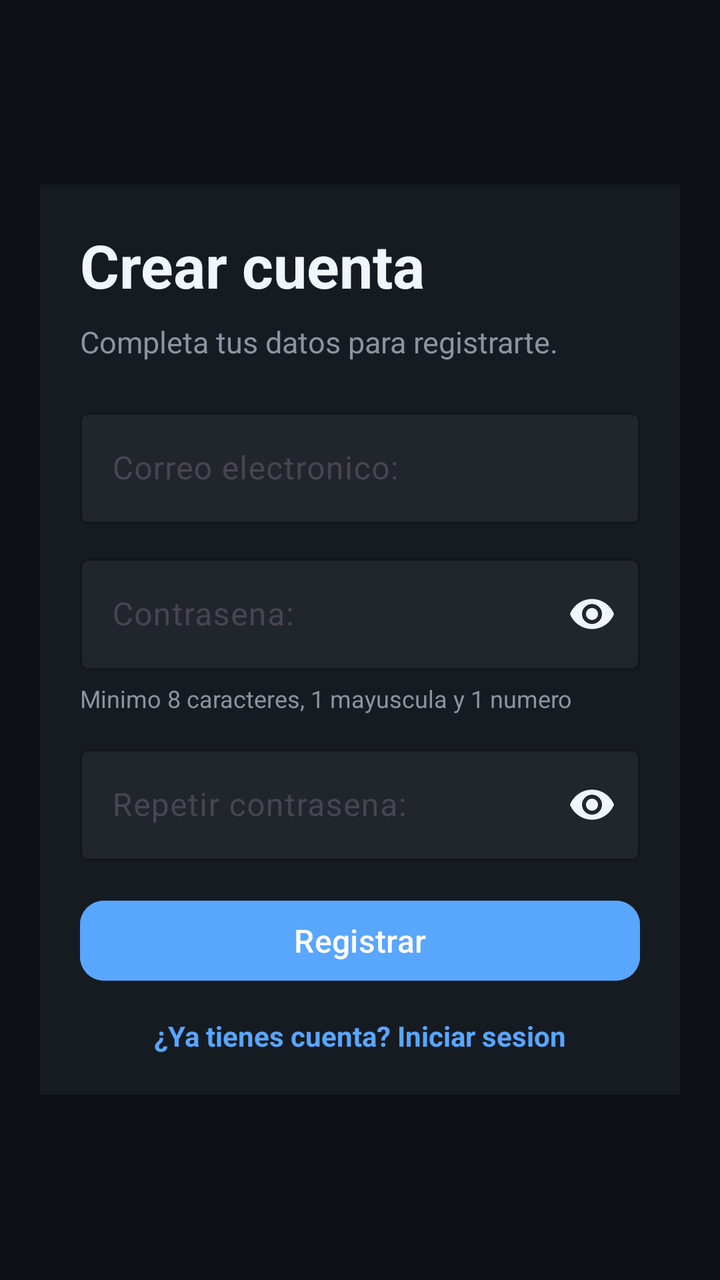
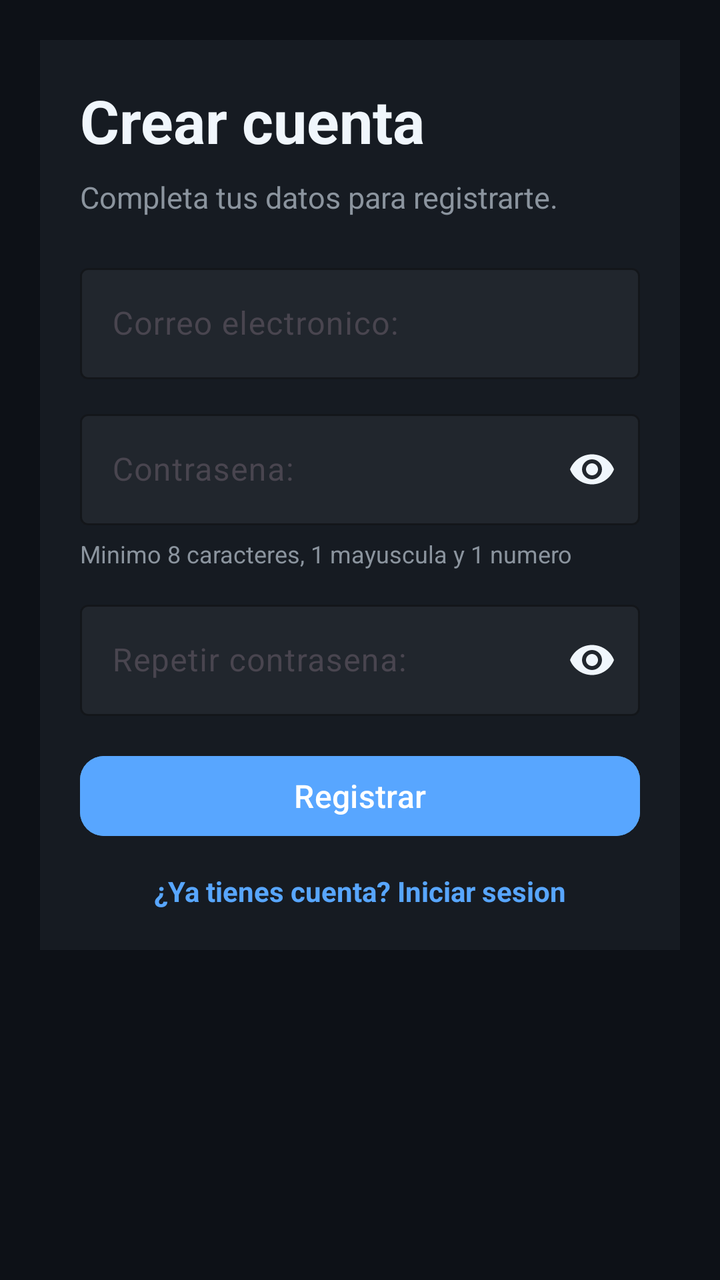

An Android layout rendered at two revisions. The XML below is the earlier revision; the diff shows what the commit changed to produce the second picture.
<!-- AndroidManifest.xml: application theme Theme.SoccerExplorer -->
<!-- res/layout/activity_register.xml -->
<?xml version="1.0" encoding="utf-8"?>
<ScrollView xmlns:android="http://schemas.android.com/apk/res/android"
    xmlns:app="http://schemas.android.com/apk/res-auto"
    xmlns:tools="http://schemas.android.com/tools"
    android:layout_width="match_parent"
    android:layout_height="match_parent"
    android:background="@color/background_primary"
    android:fillViewport="true"
    android:padding="20dp"
    tools:context=".RegisterActivity">

    <LinearLayout
        android:layout_width="match_parent"
        android:layout_height="match_parent"
        android:gravity="center"
        android:orientation="vertical">

        <LinearLayout
            android:id="@+id/registerContainer"
            android:layout_width="match_parent"
            android:layout_height="wrap_content"
            android:background="@color/background_secondary"
            android:orientation="vertical"
            android:padding="20dp">

            <TextView
                android:layout_width="wrap_content"
                android:layout_height="wrap_content"
                android:text="@string/register_title"
                android:textColor="@color/text_primary"
                android:textSize="30sp"
                android:textStyle="bold" />

            <TextView
                android:layout_width="wrap_content"
                android:layout_height="wrap_content"
                android:layout_marginTop="8dp"
                android:layout_marginBottom="20dp"
                android:text="@string/register_subtitle"
                android:textColor="@color/text_secondary"
                android:textSize="15sp" />

            <com.google.android.material.textfield.TextInputLayout
                android:id="@+id/tilUsername"
                style="@style/Widget.Material3.TextInputLayout.OutlinedBox"
                android:layout_width="match_parent"
                android:layout_height="wrap_content"
                android:hint="@string/register_username_label"
                app:boxBackgroundColor="@color/background_tertiary"
                app:boxStrokeColor="@color/primary"
                app:boxStrokeErrorColor="@color/error"
                app:errorTextColor="@color/error"
                app:hintTextColor="@color/text_secondary">

                <com.google.android.material.textfield.TextInputEditText
                    android:id="@+id/etUsername"
                    android:layout_width="match_parent"
                    android:layout_height="wrap_content"
                    android:inputType="textEmailAddress"
                    android:maxLines="1"
                    android:textColor="@color/text_primary"
                    android:textColorHint="@color/text_secondary"
                    android:textSize="16sp" />
            </com.google.android.material.textfield.TextInputLayout>

            <com.google.android.material.textfield.TextInputLayout
                android:id="@+id/tilPassword"
                style="@style/Widget.Material3.TextInputLayout.OutlinedBox"
                android:layout_width="match_parent"
                android:layout_height="wrap_content"
                android:layout_marginTop="12dp"
                android:hint="@string/register_password_label"
                app:boxBackgroundColor="@color/background_tertiary"
                app:boxStrokeColor="@color/primary"
                app:boxStrokeErrorColor="@color/error"
                app:endIconMode="password_toggle"
                app:endIconTint="@color/text_primary"
                app:errorTextColor="@color/error"
                app:hintTextColor="@color/text_secondary">

                <com.google.android.material.textfield.TextInputEditText
                    android:id="@+id/etPassword"
                    android:layout_width="match_parent"
                    android:layout_height="wrap_content"
                    android:inputType="textPassword"
                    android:maxLines="1"
                    android:textColor="@color/text_primary"
                    android:textColorHint="@color/text_secondary"
                    android:textSize="16sp" />
            </com.google.android.material.textfield.TextInputLayout>

            <TextView
                android:layout_width="wrap_content"
                android:layout_height="wrap_content"
                android:layout_marginTop="6dp"
                android:text="@string/register_password_hint"
                android:textColor="@color/text_secondary"
                android:textSize="12sp" />

            <com.google.android.material.textfield.TextInputLayout
                android:id="@+id/tilRepeatPassword"
                style="@style/Widget.Material3.TextInputLayout.OutlinedBox"
                android:layout_width="match_parent"
                android:layout_height="wrap_content"
                android:layout_marginTop="12dp"
                android:hint="@string/register_repeat_password_label"
                app:boxBackgroundColor="@color/background_tertiary"
                app:boxStrokeColor="@color/primary"
                app:boxStrokeErrorColor="@color/error"
                app:endIconMode="password_toggle"
                app:endIconTint="@color/text_primary"
                app:errorTextColor="@color/error"
                app:hintTextColor="@color/text_secondary">

                <com.google.android.material.textfield.TextInputEditText
                    android:id="@+id/etRepeatPassword"
                    android:layout_width="match_parent"
                    android:layout_height="wrap_content"
                    android:inputType="textPassword"
                    android:maxLines="1"
                    android:textColor="@color/text_primary"
                    android:textColorHint="@color/text_secondary"
                    android:textSize="16sp" />
            </com.google.android.material.textfield.TextInputLayout>

            <com.google.android.material.button.MaterialButton
                android:id="@+id/btnRegister"
                android:layout_width="match_parent"
                android:layout_height="wrap_content"
                android:layout_marginTop="16dp"
                android:backgroundTint="@color/primary"
                android:text="@string/register_button"
                android:textAllCaps="false"
                android:textColor="@color/on_primary"
                android:textSize="16sp"
                app:cornerRadius="12dp" />

            <TextView
                android:id="@+id/tvLoginLink"
                android:layout_width="wrap_content"
                android:layout_height="wrap_content"
                android:layout_gravity="center_horizontal"
                android:layout_marginTop="14dp"
                android:clickable="true"
                android:focusable="true"
                android:text="@string/register_login_link"
                android:textColor="@color/primary"
                android:textSize="14sp"
                android:textStyle="bold" />

        </LinearLayout>
    </LinearLayout>

</ScrollView>
<!-- resources referenced by this layout -->
<resources>
  <color name="background_primary">#0D1117</color>
  <color name="background_secondary">#161B22</color>
  <color name="background_tertiary">#21262D</color>
  <color name="error">#D32F2F</color>
  <color name="on_primary">#FFFFFF</color>
  <color name="primary">#58A6FF</color>
  <color name="text_primary">#F0F6FC</color>
  <color name="text_secondary">#8B949E</color>
  <string name="register_button">Registrar</string>
  <string name="register_login_link">¿Ya tienes cuenta? Iniciar sesion</string>
  <string name="register_password_hint">Minimo 8 caracteres, 1 mayuscula y 1 numero</string>
  <string name="register_password_label">Contrasena:</string>
  <string name="register_repeat_password_label">Repetir contrasena:</string>
  <string name="register_subtitle">Completa tus datos para registrarte.</string>
  <string name="register_title">Crear cuenta</string>
  <string name="register_username_label">Correo electronico:</string>
  <style name="Theme.SoccerExplorer" parent="Base.Theme.SoccerExplorer" />
  <style name="Base.Theme.SoccerExplorer" parent="Theme.Material3.DayNight.NoActionBar">
          <item name="colorPrimary">@color/primary</item>
          <item name="colorOnPrimary">@color/on_primary</item>
          <item name="colorSecondary">@color/accent_map</item>
          <item name="colorSurface">@color/background_secondary</item>
          <item name="colorOnSurface">@color/text_primary</item>
          <item name="android:colorBackground">@color/background_primary</item>
          <item name="colorOnBackground">@color/text_primary</item>
          <item name="colorError">@color/error</item>
          <item name="android:statusBarColor">@color/background_primary</item>
          <item name="android:navigationBarColor">@color/background_primary</item>
      </style>
  <color name="accent_map">#FF7B72</color>
</resources>

<!-- the commit's change to res/layout/activity_register.xml (unified diff, before → after) -->
@@ -11,8 +11,8 @@
 
     <LinearLayout
         android:layout_width="match_parent"
-        android:layout_height="match_parent"
-        android:gravity="center"
+        android:layout_height="wrap_content"
+        android:gravity="center_horizontal"
         android:orientation="vertical">
 
         <LinearLayout
